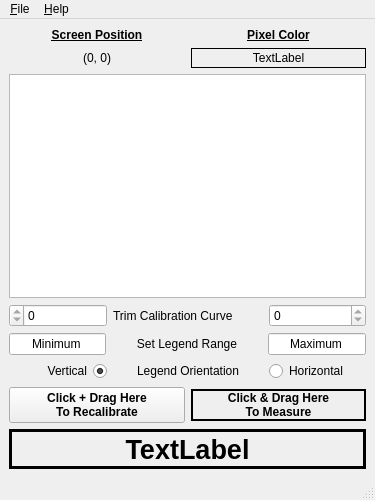
scimulate/PlotVISOR, file mainwindow.ui: the form before one commit.
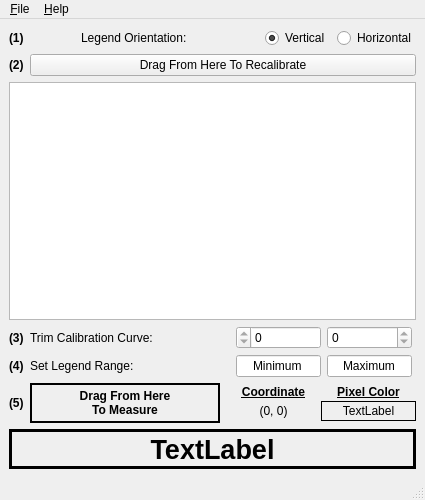
The form after the commit. Custom widgets are drawn as their Qt base class.

Commit message: Works with basic path. Needs to be updated to vert/horz.

Diff of the .ui file:
```diff
--- a/mainwindow.ui
+++ b/mainwindow.ui
@@ -6,19 +6,19 @@
    <rect>
     <x>0</x>
     <y>0</y>
-    <width>375</width>
+    <width>425</width>
     <height>500</height>
    </rect>
   </property>
   <property name="minimumSize">
    <size>
-    <width>375</width>
+    <width>425</width>
     <height>500</height>
    </size>
   </property>
   <property name="maximumSize">
    <size>
-    <width>375</width>
+    <width>425</width>
     <height>500</height>
    </size>
   </property>
@@ -27,79 +27,53 @@
   </property>
   <widget class="QWidget" name="centralwidget">
    <layout class="QGridLayout" name="gridLayout">
-    <item row="4" column="0">
-     <layout class="QHBoxLayout" name="horizontalLayout_2">
-      <item>
-       <widget class="QLineEdit" name="lineLegendMin">
-        <property name="sizePolicy">
-         <sizepolicy hsizetype="Preferred" vsizetype="Fixed">
-          <horstretch>0</horstretch>
-          <verstretch>0</verstretch>
-         </sizepolicy>
-        </property>
-        <property name="inputMethodHints">
-         <set>Qt::ImhFormattedNumbersOnly</set>
-        </property>
-        <property name="text">
-         <string>Minimum</string>
-        </property>
-        <property name="alignment">
-         <set>Qt::AlignCenter</set>
-        </property>
-       </widget>
-      </item>
-      <item>
-       <widget class="QLabel" name="labelLegendText">
-        <property name="sizePolicy">
-         <sizepolicy hsizetype="Fixed" vsizetype="Preferred">
-          <horstretch>0</horstretch>
-          <verstretch>0</verstretch>
-         </sizepolicy>
-        </property>
-        <property name="minimumSize">
-         <size>
-          <width>150</width>
-          <height>0</height>
-         </size>
-        </property>
-        <property name="maximumSize">
-         <size>
-          <width>150</width>
-          <height>16777215</height>
-         </size>
-        </property>
-        <property name="text">
-         <string>Set Legend Range</string>
-        </property>
-        <property name="alignment">
-         <set>Qt::AlignCenter</set>
-        </property>
-       </widget>
-      </item>
-      <item>
-       <widget class="QLineEdit" name="lineLegendMax">
-        <property name="sizePolicy">
-         <sizepolicy hsizetype="Preferred" vsizetype="Fixed">
-          <horstretch>0</horstretch>
-          <verstretch>0</verstretch>
-         </sizepolicy>
-        </property>
-        <property name="text">
-         <string>Maximum</string>
-        </property>
-        <property name="alignment">
-         <set>Qt::AlignCenter</set>
-        </property>
-       </widget>
-      </item>
-     </layout>
-    </item>
-    <item row="5" column="0">
+    <item row="0" column="0">
      <layout class="QHBoxLayout" name="horizontalLayout_3">
+      <item>
+       <widget class="QLabel" name="label_3">
+        <property name="font">
+         <font>
+          <weight>75</weight>
+          <bold>true</bold>
+         </font>
+        </property>
+        <property name="text">
+         <string>(1)</string>
+        </property>
+       </widget>
+      </item>
+      <item>
+       <widget class="QLabel" name="radioOrientationText">
+        <property name="minimumSize">
+         <size>
+          <width>178</width>
+          <height>0</height>
+         </size>
+        </property>
+        <property name="maximumSize">
+         <size>
+          <width>178</width>
+          <height>16777215</height>
+         </size>
+        </property>
+        <property name="font">
+         <font>
+          <weight>50</weight>
+          <bold>false</bold>
+         </font>
+        </property>
+        <property name="text">
+         <string>Legend Orientation:</string>
+        </property>
+        <property name="alignment">
+         <set>Qt::AlignLeading|Qt::AlignLeft|Qt::AlignVCenter</set>
+        </property>
+       </widget>
+      </item>
       <item>
        <widget class="QRadioButton" name="radioVert">
         <property name="layoutDirection">
-         <enum>Qt::RightToLeft</enum>
+         <enum>Qt::LeftToRight</enum>
         </property>
         <property name="text">
          <string>Vertical</string>
@@ -109,28 +83,6 @@
         </property>
        </widget>
       </item>
-      <item>
-       <widget class="QLabel" name="radioOrientationText">
-        <property name="minimumSize">
-         <size>
-          <width>150</width>
-          <height>0</height>
-         </size>
-        </property>
-        <property name="maximumSize">
-         <size>
-          <width>150</width>
-          <height>16777215</height>
-         </size>
-        </property>
-        <property name="text">
-         <string>Legend Orientation</string>
-        </property>
-        <property name="alignment">
-         <set>Qt::AlignCenter</set>
-        </property>
-       </widget>
-      </item>
       <item>
        <widget class="QRadioButton" name="radioHorz">
         <property name="text">
@@ -140,40 +92,41 @@
       </item>
      </layout>
     </item>
-    <item row="7" column="0">
-     <widget class="QLabel" name="labelValue">
+    <item row="1" column="0">
+     <layout class="QHBoxLayout" name="horizontalLayout_4">
+      <item>
+       <widget class="QLabel" name="label">
+        <property name="font">
+         <font>
+          <weight>75</weight>
+          <bold>true</bold>
+         </font>
+        </property>
+        <property name="text">
+         <string>(2)</string>
+        </property>
+       </widget>
+      </item>
+      <item>
+       <widget class="QPushButton" name="pushButton">
       <property name="sizePolicy">
        <sizepolicy hsizetype="Expanding" vsizetype="Fixed">
         <horstretch>0</horstretch>
         <verstretch>0</verstretch>
        </sizepolicy>
       </property>
-      <property name="minimumSize">
-       <size>
-        <width>0</width>
-        <height>40</height>
-       </size>
-      </property>
       <property name="font">
        <font>
-        <pointsize>20</pointsize>
-        <weight>75</weight>
-        <bold>true</bold>
-       </font>
-      </property>
-      <property name="frameShape">
-       <enum>QFrame::Box</enum>
-      </property>
-      <property name="lineWidth">
-       <number>3</number>
-      </property>
+          <weight>50</weight>
+          <bold>false</bold>
+         </font>
+        </property>
       <property name="text">
-       <string>TextLabel</string>
-      </property>
-      <property name="alignment">
-       <set>Qt::AlignCenter</set>
-      </property>
-     </widget>
+         <string>Drag From Here To Recalibrate</string>
+        </property>
+       </widget>
+      </item>
+     </layout>
     </item>
     <item row="2" column="0">
      <widget class="QChartView" name="graphicsView">
@@ -185,16 +138,233 @@
       </property>
      </widget>
     </item>
-    <item row="6" column="0">
+    <item row="3" column="0">
+     <layout class="QHBoxLayout" name="horizontalLayoutCalibration">
+      <item>
+       <widget class="QLabel" name="label_6">
+        <property name="sizePolicy">
+         <sizepolicy hsizetype="Fixed" vsizetype="Preferred">
+          <horstretch>0</horstretch>
+          <verstretch>0</verstretch>
+         </sizepolicy>
+        </property>
+        <property name="font">
+         <font>
+          <weight>75</weight>
+          <bold>true</bold>
+         </font>
+        </property>
+        <property name="text">
+         <string>(3)</string>
+        </property>
+       </widget>
+      </item>
+      <item>
+       <widget class="QLabel" name="label_2">
+        <property name="sizePolicy">
+         <sizepolicy hsizetype="Preferred" vsizetype="Preferred">
+          <horstretch>0</horstretch>
+          <verstretch>0</verstretch>
+         </sizepolicy>
+        </property>
+        <property name="minimumSize">
+         <size>
+          <width>150</width>
+          <height>0</height>
+         </size>
+        </property>
+        <property name="maximumSize">
+         <size>
+          <width>200</width>
+          <height>16777215</height>
+         </size>
+        </property>
+        <property name="font">
+         <font>
+          <weight>50</weight>
+          <bold>false</bold>
+         </font>
+        </property>
+        <property name="text">
+         <string>Trim Calibration Curve:</string>
+        </property>
+       </widget>
+      </item>
+      <item>
+       <widget class="QSpinBox" name="spinLBound">
+        <property name="sizePolicy">
+         <sizepolicy hsizetype="Fixed" vsizetype="Fixed">
+          <horstretch>0</horstretch>
+          <verstretch>0</verstretch>
+         </sizepolicy>
+        </property>
+        <property name="minimumSize">
+         <size>
+          <width>85</width>
+          <height>0</height>
+         </size>
+        </property>
+        <property name="maximumSize">
+         <size>
+          <width>85</width>
+          <height>16777215</height>
+         </size>
+        </property>
+        <property name="layoutDirection">
+         <enum>Qt::RightToLeft</enum>
+        </property>
+        <property name="maximum">
+         <number>0</number>
+        </property>
+       </widget>
+      </item>
+      <item>
+       <widget class="QSpinBox" name="spinUBound">
+        <property name="sizePolicy">
+         <sizepolicy hsizetype="Fixed" vsizetype="Fixed">
+          <horstretch>0</horstretch>
+          <verstretch>0</verstretch>
+         </sizepolicy>
+        </property>
+        <property name="minimumSize">
+         <size>
+          <width>85</width>
+          <height>0</height>
+         </size>
+        </property>
+        <property name="maximumSize">
+         <size>
+          <width>60</width>
+          <height>16777215</height>
+         </size>
+        </property>
+        <property name="maximum">
+         <number>0</number>
+        </property>
+       </widget>
+      </item>
+     </layout>
+    </item>
+    <item row="4" column="0">
+     <layout class="QHBoxLayout" name="horizontalLayout_2">
+      <item>
+       <widget class="QLabel" name="label_5">
+        <property name="sizePolicy">
+         <sizepolicy hsizetype="Fixed" vsizetype="Preferred">
+          <horstretch>0</horstretch>
+          <verstretch>0</verstretch>
+         </sizepolicy>
+        </property>
+        <property name="font">
+         <font>
+          <weight>75</weight>
+          <bold>true</bold>
+         </font>
+        </property>
+        <property name="text">
+         <string>(4)</string>
+        </property>
+       </widget>
+      </item>
+      <item>
+       <widget class="QLabel" name="labelLegendText">
+        <property name="sizePolicy">
+         <sizepolicy hsizetype="Preferred" vsizetype="Preferred">
+          <horstretch>0</horstretch>
+          <verstretch>0</verstretch>
+         </sizepolicy>
+        </property>
+        <property name="minimumSize">
+         <size>
+          <width>150</width>
+          <height>0</height>
+         </size>
+        </property>
+        <property name="maximumSize">
+         <size>
+          <width>200</width>
+          <height>16777215</height>
+         </size>
+        </property>
+        <property name="font">
+         <font>
+          <weight>50</weight>
+          <bold>false</bold>
+         </font>
+        </property>
+        <property name="text">
+         <string>Set Legend Range:</string>
+        </property>
+        <property name="alignment">
+         <set>Qt::AlignLeading|Qt::AlignLeft|Qt::AlignVCenter</set>
+        </property>
+       </widget>
+      </item>
+      <item>
+       <widget class="QLineEdit" name="lineLegendMin">
+        <property name="sizePolicy">
+         <sizepolicy hsizetype="Fixed" vsizetype="Fixed">
+          <horstretch>0</horstretch>
+          <verstretch>0</verstretch>
+         </sizepolicy>
+        </property>
+        <property name="minimumSize">
+         <size>
+          <width>85</width>
+          <height>0</height>
+         </size>
+        </property>
+        <property name="maximumSize">
+         <size>
+          <width>60</width>
+          <height>16777215</height>
+         </size>
+        </property>
+        <property name="inputMethodHints">
+         <set>Qt::ImhFormattedNumbersOnly</set>
+        </property>
+        <property name="text">
+         <string>Minimum</string>
+        </property>
+        <property name="alignment">
+         <set>Qt::AlignCenter</set>
+        </property>
+       </widget>
+      </item>
+      <item>
+       <widget class="QLineEdit" name="lineLegendMax">
+        <property name="sizePolicy">
+         <sizepolicy hsizetype="Fixed" vsizetype="Fixed">
+          <horstretch>0</horstretch>
+          <verstretch>0</verstretch>
+         </sizepolicy>
+        </property>
+        <property name="minimumSize">
+         <size>
+          <width>85</width>
+          <height>0</height>
+         </size>
+        </property>
+        <property name="maximumSize">
+         <size>
+          <width>60</width>
+          <height>16777215</height>
+         </size>
+        </property>
+        <property name="text">
+         <string>Maximum</string>
+        </property>
+        <property name="alignment">
+         <set>Qt::AlignCenter</set>
+        </property>
+       </widget>
+      </item>
+     </layout>
+    </item>
+    <item row="5" column="0">
      <layout class="QHBoxLayout" name="horizontalLayout">
       <item>
-       <widget class="QPushButton" name="pushButton">
-        <property name="sizePolicy">
-         <sizepolicy hsizetype="Expanding" vsizetype="Fixed">
-          <horstretch>0</horstretch>
-          <verstretch>0</verstretch>
-         </sizepolicy>
-        </property>
+       <widget class="QLabel" name="label_4">
         <property name="font">
          <font>
           <weight>75</weight>
@@ -202,8 +372,7 @@
          </font>
         </property>
         <property name="text">
-         <string>Click + Drag Here
-To Recalibrate</string>
+         <string>(5)</string>
         </property>
        </widget>
       </item>
@@ -215,6 +384,12 @@
           <verstretch>0</verstretch>
          </sizepolicy>
         </property>
+        <property name="minimumSize">
+         <size>
+          <width>0</width>
+          <height>40</height>
+         </size>
+        </property>
         <property name="font">
          <font>
           <weight>75</weight>
@@ -228,7 +403,7 @@
          <number>2</number>
         </property>
         <property name="text">
-         <string>Click &amp; Drag Here
+         <string>Drag From Here
 To Measure</string>
         </property>
         <property name="alignment">
@@ -236,10 +411,66 @@
         </property>
        </widget>
       </item>
-     </layout>
-    </item>
-    <item row="1" column="0">
+      <item>
+       <layout class="QVBoxLayout" name="verticalLayout">
+        <property name="spacing">
+         <number>0</number>
+        </property>
+        <item>
+         <layout class="QHBoxLayout" name="horizontalLayoutText">
+          <item>
+           <widget class="QLabel" name="labelPositionText">
+            <property name="sizePolicy">
+             <sizepolicy hsizetype="Preferred" vsizetype="Fixed">
+              <horstretch>0</horstretch>
+              <verstretch>0</verstretch>
+             </sizepolicy>
+            </property>
+            <property name="font">
+             <font>
+              <weight>75</weight>
+              <bold>true</bold>
+              <underline>true</underline>
+             </font>
+            </property>
+            <property name="text">
+             <string>Coordinate</string>
+            </property>
+            <property name="alignment">
+             <set>Qt::AlignCenter</set>
+            </property>
+           </widget>
+          </item>
+          <item>
+           <widget class="QLabel" name="labelRGBText">
+            <property name="sizePolicy">
+             <sizepolicy hsizetype="Preferred" vsizetype="Fixed">
+              <horstretch>0</horstretch>
+              <verstretch>0</verstretch>
+             </sizepolicy>
+            </property>
+            <property name="font">
+             <font>
+              <weight>75</weight>
+              <bold>true</bold>
+              <underline>true</underline>
+             </font>
+            </property>
+            <property name="text">
+             <string>Pixel Color</string>
+            </property>
+            <property name="alignment">
+             <set>Qt::AlignCenter</set>
+            </property>
+           </widget>
+          </item>
+         </layout>
+        </item>
+        <item>
      <layout class="QHBoxLayout" name="horizontalLayoutCurrent">
+          <property name="spacing">
+           <number>0</number>
+          </property>
       <item>
        <widget class="QLabel" name="labelPosition">
         <property name="sizePolicy">
@@ -307,95 +538,44 @@
       </item>
      </layout>
     </item>
-    <item row="3" column="0">
-     <layout class="QHBoxLayout" name="horizontalLayoutCalibration">
-      <item>
-       <widget class="QSpinBox" name="spinLBound">
-        <property name="layoutDirection">
-         <enum>Qt::RightToLeft</enum>
-        </property>
-        <property name="maximum">
-         <number>0</number>
-        </property>
-       </widget>
+       </layout>
       </item>
-      <item>
-       <widget class="QLabel" name="label_2">
+     </layout>
+    </item>
+    <item row="6" column="0">
+     <widget class="QLabel" name="labelValue">
+      <property name="sizePolicy">
+       <sizepolicy hsizetype="Expanding" vsizetype="Fixed">
+        <horstretch>0</horstretch>
+        <verstretch>0</verstretch>
+       </sizepolicy>
+      </property>
         <property name="minimumSize">
          <size>
-          <width>150</width>
-          <height>0</height>
-         </size>
-        </property>
-        <property name="maximumSize">
-         <size>
-          <width>150</width>
-          <height>16777215</height>
-         </size>
-        </property>
-        <property name="text">
-         <string>Trim Calibration Curve</string>
-        </property>
-       </widget>
-      </item>
-      <item>
-       <widget class="QSpinBox" name="spinUBound">
-        <property name="maximum">
-         <number>0</number>
-        </property>
-       </widget>
-      </item>
-     </layout>
-    </item>
-    <item row="0" column="0">
-     <layout class="QHBoxLayout" name="horizontalLayoutText">
-      <item>
-       <widget class="QLabel" name="labelPositionText">
-        <property name="sizePolicy">
-         <sizepolicy hsizetype="Preferred" vsizetype="Fixed">
-          <horstretch>0</horstretch>
-          <verstretch>0</verstretch>
-         </sizepolicy>
-        </property>
+        <width>0</width>
+        <height>40</height>
+       </size>
+      </property>
         <property name="font">
          <font>
+        <pointsize>20</pointsize>
           <weight>75</weight>
           <bold>true</bold>
-          <underline>true</underline>
-         </font>
-        </property>
-        <property name="text">
-         <string>Screen Position</string>
-        </property>
-        <property name="alignment">
-         <set>Qt::AlignCenter</set>
-        </property>
-       </widget>
-      </item>
-      <item>
-       <widget class="QLabel" name="labelRGBText">
-        <property name="sizePolicy">
-         <sizepolicy hsizetype="Preferred" vsizetype="Fixed">
-          <horstretch>0</horstretch>
-          <verstretch>0</verstretch>
-         </sizepolicy>
-        </property>
-        <property name="font">
-         <font>
-          <weight>75</weight>
-          <bold>true</bold>
-          <underline>true</underline>
-         </font>
-        </property>
+       </font>
+      </property>
+      <property name="frameShape">
+       <enum>QFrame::Box</enum>
+      </property>
+      <property name="lineWidth">
+       <number>3</number>
+      </property>
         <property name="text">
-         <string>Pixel Color</string>
+       <string>TextLabel</string>
         </property>
         <property name="alignment">
          <set>Qt::AlignCenter</set>
         </property>
        </widget>
-      </item>
-     </layout>
     </item>
    </layout>
   </widget>
@@ -404,7 +584,7 @@
     <rect>
      <x>0</x>
      <y>0</y>
-     <width>375</width>
+     <width>425</width>
      <height>22</height>
     </rect>
    </property>
```
Lines whose indentation alone changed are shown as unchanged. The commit also changes 2 other files.
